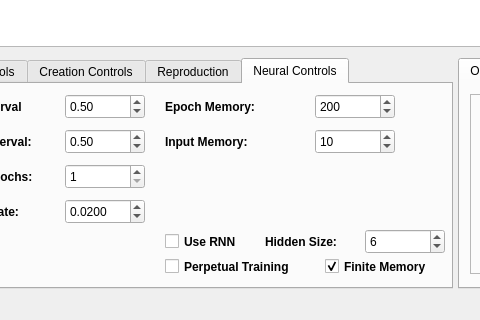
This is MainWindow.ui in edgecase963/Sapiogenesis as Qt 5 draws it before an edit; both pictures show x 87 to 567 and y 591 to 911 of the 1100 by 911 pixel window. The edited form follows.
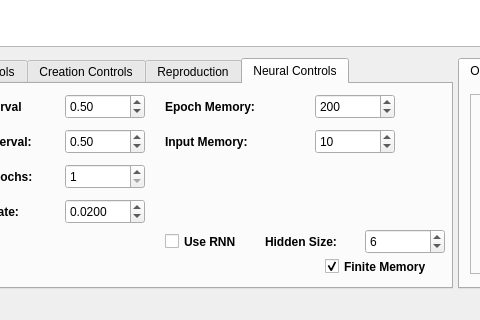
This is the edited form. The open tabs and pages were chosen to show the change.

The edit to the form file:
```diff
--- a/MainWindow.ui
+++ b/MainWindow.ui
@@ -2097,31 +2097,6 @@
        <number>6</number>
       </property>
      </widget>
-     <widget class="QCheckBox" name="amb_training_checkbox">
-      <property name="geometry">
-       <rect>
-        <x>240</x>
-        <y>170</y>
-        <width>151</width>
-        <height>25</height>
-       </rect>
-      </property>
-      <property name="font">
-       <font>
-        <weight>75</weight>
-        <bold>true</bold>
-       </font>
-      </property>
-      <property name="statusTip">
-       <string>While checked, neural networks will constantly be trained as opposed to only being trained when dopamine or pain thresholds are met</string>
-      </property>
-      <property name="text">
-       <string>Perpetual Training</string>
-      </property>
-      <property name="checked">
-       <bool>false</bool>
-      </property>
-     </widget>
      <widget class="QCheckBox" name="finite_memory_checkbox">
       <property name="geometry">
        <rect>
```
